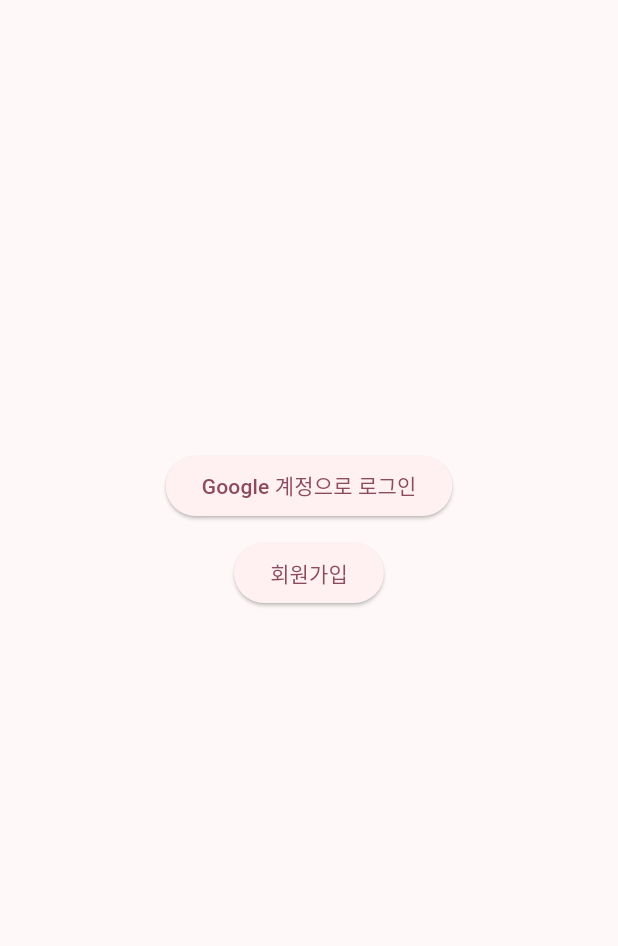
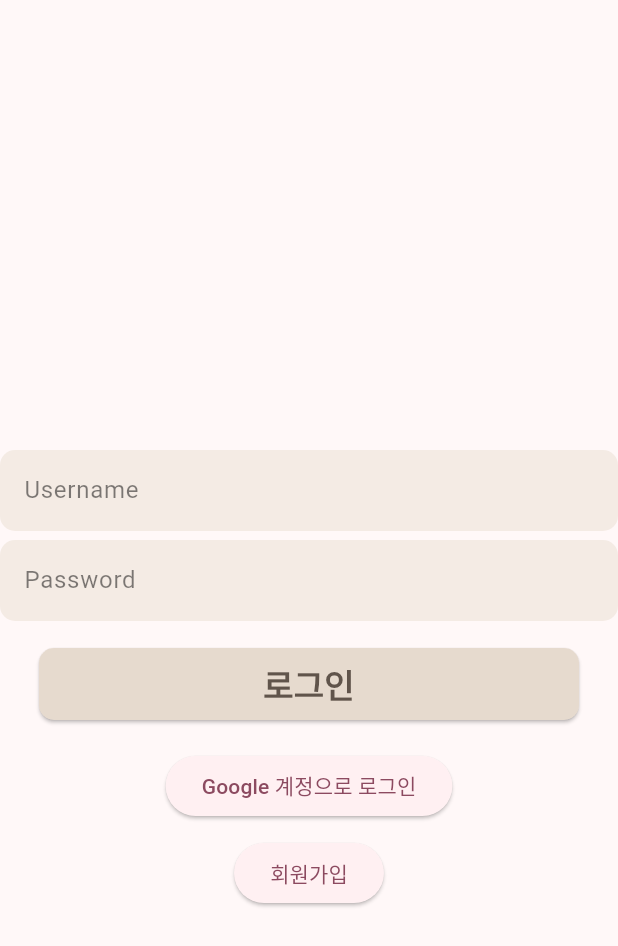
Before and after one commit to bemjikim/MobalWorld, a Flutter app: the screen it shows after launch, on a phone screen of 412 x 824 dp. Shown: the top 946 px of the screen. Run offline on Flutter 3.47's test engine with Material 2 defaults, Android fonts, the phone set to English and light mode, and no system bars; our stand-ins replace cloud_firestore, firebase_auth, firebase_core, google_sign_in; accounts and stored records are empty; Roboto replaces fonts that are missing (gangwon).

Commit message:
login page updated!

```diff
--- a/lib/login/login.dart
+++ b/lib/login/login.dart
@@ -109,6 +109,20 @@ class _LoginPageState extends State<LoginPage> {
   @override
   Widget build(BuildContext context) {
     emailing = Provider.of<Email>(context);
+    final _usernameController = TextEditingController();
+    final _passwordController = TextEditingController();
+
+    Future<bool> _handleSubmitted(
+        String uid, String password) async {
+      final querySnapshot = await FirebaseFirestore.instance
+          .collection('user')
+          .where('Userid', isEqualTo: uid)
+          .where('Password', isEqualTo: password)
+          .limit(1)
+          .get();
+
+      return querySnapshot.size == 1;
+    }
     return Scaffold(
       body: SafeArea(
         child: Column(
@@ -116,6 +130,129 @@ class _LoginPageState extends State<LoginPage> {
             SizedBox(
               height: 300,
             ),
+
+            Container(
+              height: 54,
+              child: TextField(
+                controller: _usernameController,
+                decoration: InputDecoration(
+                  filled: true,
+                  labelText: 'Username',
+                  labelStyle: TextStyle(
+                    color: Colors.black.withOpacity(0.5),
+                  ),
+                  fillColor: Color(0xFFF4EBE4),
+                  border: OutlineInputBorder(
+                    borderRadius: BorderRadius.circular(10.0),
+                    borderSide: BorderSide.none,// Set the desired circular radius here
+                  ),
+                ),
+              ),
+            ),
+            const SizedBox(height: 6.0),
+            Container(
+              height: 54,
+              child: TextField(
+                controller: _passwordController,
+                decoration: InputDecoration(
+                  filled: true,
+                  labelText: 'Password',
+                  labelStyle: TextStyle(
+                    color: Colors.black.withOpacity(0.5),
+                  ),
+                  fillColor: Color(0xFFF4EBE4),
+                  border: OutlineInputBorder(
+                    borderRadius: BorderRadius.circular(10.0),
+                    borderSide: BorderSide.none,// Set the desired circular radius here
+                  ),
+                ),
+                obscureText: true,
+              ),
+            ),
+
+            SizedBox(height: 18),
+            ElevatedButton(
+              child: const Text(
+                '로그인',
+                style: TextStyle(
+                  color: Color(0xFF60544B),
+                  fontFamily: 'gangwon',
+                  fontSize: 22,
+                  fontWeight: FontWeight.bold,
+                ),
+              ),
+              style: ElevatedButton.styleFrom(
+                primary:  Color(0xFFE6DACE),
+                minimumSize: const Size(360, 48),
+                shape: RoundedRectangleBorder(
+                  borderRadius: BorderRadius.circular(10.0), // Set the desired border radius here
+                ),
+
+              ),
+              onPressed: () async {
+                final uid = _usernameController.text;
+                final password = _passwordController.text;
+                final isMatched = await _handleSubmitted(uid, password);
+                if (isMatched) {
+                  emailing.add(uid);
+                  Navigator.push( context, MaterialPageRoute(
+                      builder: (context){
+                        return HomePage();
+                      }
+                  ));
+                } else {
+                  showDialog(
+                    context: context,
+                    builder: (BuildContext context) {
+                      return AlertDialog(
+                        shape: RoundedRectangleBorder(
+                          borderRadius: BorderRadius.circular(18.0),
+                        ),
+                        backgroundColor: Color(0xFfF8ECE2),
+                        title: Text('알림',
+                          style: TextStyle(
+                              fontFamily: 'gangwon',
+                              fontWeight: FontWeight.w600,
+                              fontSize: 22,
+                              //color: Color(0xFF746553),
+                              color: Color(0xFF3C3731)
+
+                          ),),
+                        content: Text('아이디 혹은 비밀번호가 잘못 입력된 것 같아요. 다시 입력해 주세요!',
+                          style: TextStyle(
+                              fontFamily: 'gangwon',
+                              fontWeight: FontWeight.w500,
+                              color: Color(0xFF6B5F51),
+                              fontSize: 21
+
+                          ),),
+                        actions: [
+                          TextButton(
+                            child: Text('OK',
+                              style: TextStyle(
+                                  fontWeight: FontWeight.w600,
+                                  color: Color(0xFF746553),
+                                  fontSize: 18
+
+                              ),),
+                            onPressed: () {
+                              setState(() {
+                                _passwordController.clear();
+                                _usernameController.clear();
+                                Navigator.pop(context);
+                              });
+                            },
+                          ),
+                        ],
+                      );
+                    },
+                  );
+                }
+              },
+            ),
+
+            SizedBox(height: 20,),
+
             Center(
               child: ElevatedButton(
                 child: Text('Google 계정으로 로그인'),
--- a/lib/login/signup.dart
+++ b/lib/login/signup.dart
@@ -32,7 +32,7 @@ class _SignUpPageState extends State<SignUpPage> {
 
     await FirebaseFirestore.instance
         .collection('user')
-        .doc(uid)
+        .doc(email)
         .set({
       'Userid': uid,
       'Nickname': nickname,
@@ -471,6 +471,7 @@ class _SignUpPageState extends State<SignUpPage> {
 
                               else
                               {
+                                _handleSubmitted(_usernameController.text, _nicknameController.text, _passwordController.text, _emailController.text)
                                 setState(() {
                                   _signup = true;
                                 });
--- a/pubspec.yaml
+++ b/pubspec.yaml
@@ -36,11 +36,7 @@ dependencies:
   # Use with the CupertinoIcons class for iOS style icons.
   cupertino_icons: ^1.0.2
   firebase_core: ^2.14.0
-<<<<<<< HEAD
   firebase_auth: ^4.3.0
-=======
-  firebase_auth: 4.3.0
->>>>>>> 964c6cf3519479865d17b2d43c817b2029861fcf
   cloud_firestore: ^4.8.2
   provider: ^6.0.5
   google_sign_in: ^6.1.4
```
